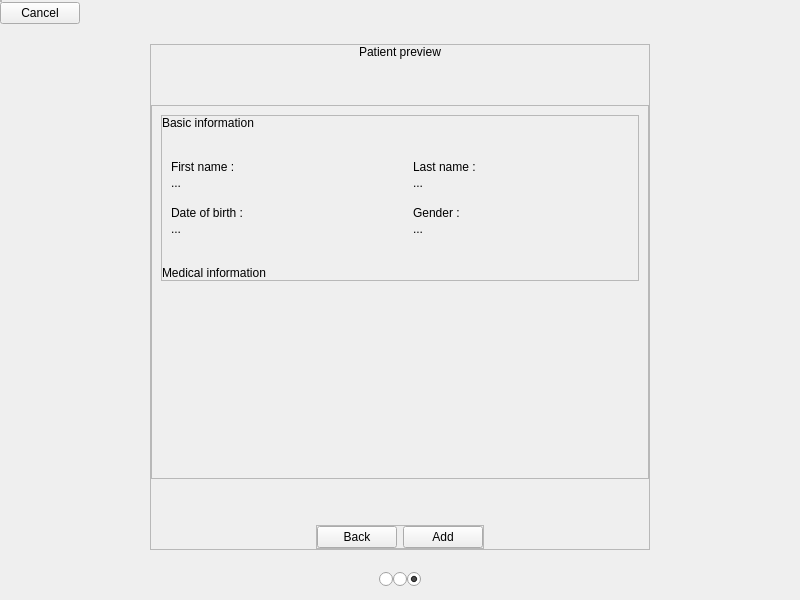
Before: the Qt Designer form skin application/skinApplication/src/views/ui/ui_upsert_patient_preview.ui in AgustinCartaya/SkinApplication, drawn with Qt 5.
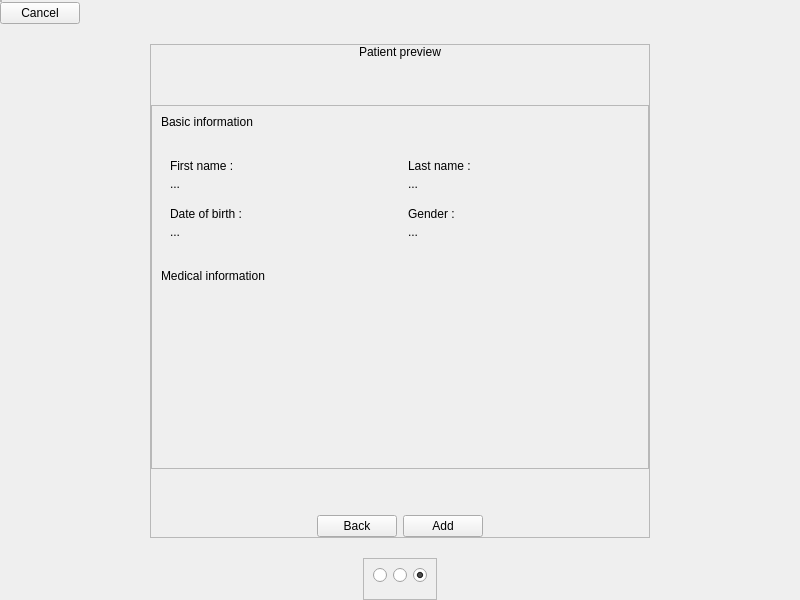
After: the same form once the commit is applied. Custom widgets are drawn as their Qt base class.

Commit message: layout scroll area problem fixed

Patch:
```diff
--- a/skin application/skinApplication/src/views/ui/ui_upsert_patient_preview.ui
+++ b/skin application/skinApplication/src/views/ui/ui_upsert_patient_preview.ui
@@ -33,7 +33,7 @@
     <number>0</number>
    </property>
    <property name="bottomMargin">
-    <number>10</number>
+    <number>0</number>
    </property>
    <item alignment="Qt::AlignLeft|Qt::AlignTop">
     <widget class="QFrame" name="c_navigator">
@@ -172,33 +172,17 @@
            <x>0</x>
            <y>0</y>
            <width>496</width>
-           <height>359</height>
+           <height>349</height>
           </rect>
          </property>
          <layout class="QVBoxLayout" name="verticalLayout_3">
           <item>
-           <widget class="QFrame" name="c_spacing_layout">
-            <property name="frameShape">
-             <enum>QFrame::StyledPanel</enum>
-            </property>
-            <property name="frameShadow">
-             <enum>QFrame::Raised</enum>
-            </property>
-            <layout class="QVBoxLayout" name="verticalLayout_4">
+           <layout class="QVBoxLayout" name="ly_patient_information_preview">
              <property name="spacing">
               <number>30</number>
              </property>
-             <property name="leftMargin">
-              <number>0</number>
-             </property>
-             <property name="topMargin">
-              <number>0</number>
-             </property>
              <property name="rightMargin">
-              <number>0</number>
-             </property>
-             <property name="bottomMargin">
-              <number>0</number>
+             <number>9</number>
              </property>
              <item>
               <layout class="QVBoxLayout" name="ly_basic_information">
@@ -234,7 +218,7 @@
                    <item>
                     <layout class="QVBoxLayout" name="ly_first_name">
                      <property name="spacing">
-                      <number>2</number>
+                     <number>4</number>
                      </property>
                      <property name="topMargin">
                       <number>0</number>
@@ -258,7 +242,7 @@
                    <item>
                     <layout class="QVBoxLayout" name="ly_birth_date">
                      <property name="spacing">
-                      <number>2</number>
+                     <number>4</number>
                      </property>
                      <property name="topMargin">
                       <number>0</number>
@@ -292,7 +276,7 @@
                    <item>
                     <layout class="QVBoxLayout" name="ly_last_name">
                      <property name="spacing">
-                      <number>2</number>
+                     <number>4</number>
                      </property>
                      <item>
                       <widget class="Label" name="lb_last_name">
@@ -313,7 +297,7 @@
                    <item>
                     <layout class="QVBoxLayout" name="ly_gender">
                      <property name="spacing">
-                      <number>2</number>
+                     <number>4</number>
                      </property>
                      <property name="topMargin">
                       <number>0</number>
@@ -368,13 +352,15 @@
               </layout>
              </item>
             </layout>
-           </widget>
           </item>
           <item>
            <spacer name="verticalSpacer_5">
             <property name="orientation">
              <enum>Qt::Vertical</enum>
             </property>
+            <property name="sizeType">
+             <enum>QSizePolicy::Expanding</enum>
+            </property>
             <property name="sizeHint" stdset="0">
              <size>
               <width>20</width>
@@ -403,27 +389,21 @@
         </property>
        </spacer>
       </item>
-      <item alignment="Qt::AlignHCenter">
-       <widget class="QFrame" name="c_buttons">
-        <property name="frameShape">
-         <enum>QFrame::StyledPanel</enum>
-        </property>
-        <property name="frameShadow">
-         <enum>QFrame::Raised</enum>
-        </property>
-        <layout class="QHBoxLayout" name="horizontalLayout_3">
-         <property name="leftMargin">
-          <number>0</number>
-         </property>
-         <property name="topMargin">
-          <number>0</number>
-         </property>
-         <property name="rightMargin">
-          <number>0</number>
-         </property>
-         <property name="bottomMargin">
-          <number>0</number>
-         </property>
+      <item>
+       <layout class="QHBoxLayout" name="ly_buttons">
+        <item>
+         <spacer name="horizontalSpacer">
+          <property name="orientation">
+           <enum>Qt::Horizontal</enum>
+          </property>
+          <property name="sizeHint" stdset="0">
+           <size>
+            <width>40</width>
+            <height>20</height>
+           </size>
+          </property>
+         </spacer>
+        </item>
          <item>
           <widget class="Button" name="bt_back">
            <property name="text">
@@ -438,33 +418,6 @@
            </property>
           </widget>
          </item>
-        </layout>
-       </widget>
-      </item>
-     </layout>
-    </widget>
-   </item>
-   <item>
-    <spacer name="verticalSpacer_4">
-     <property name="orientation">
-      <enum>Qt::Vertical</enum>
-     </property>
-     <property name="sizeType">
-      <enum>QSizePolicy::Fixed</enum>
-     </property>
-     <property name="sizeHint" stdset="0">
-      <size>
-       <width>20</width>
-       <height>20</height>
-      </size>
-     </property>
-    </spacer>
-   </item>
-   <item>
-    <layout class="QHBoxLayout" name="horizontalLayout_5">
-     <property name="topMargin">
-      <number>0</number>
-     </property>
      <item>
       <spacer name="horizontalSpacer_2">
        <property name="orientation">
@@ -478,6 +431,39 @@
        </property>
       </spacer>
      </item>
+       </layout>
+      </item>
+     </layout>
+    </widget>
+   </item>
+   <item>
+    <spacer name="verticalSpacer_4">
+     <property name="orientation">
+      <enum>Qt::Vertical</enum>
+     </property>
+     <property name="sizeType">
+      <enum>QSizePolicy::Fixed</enum>
+     </property>
+     <property name="sizeHint" stdset="0">
+      <size>
+       <width>20</width>
+       <height>20</height>
+      </size>
+     </property>
+    </spacer>
+   </item>
+   <item alignment="Qt::AlignHCenter">
+    <widget class="QFrame" name="c_rb_upsert_patient_views">
+     <property name="frameShape">
+      <enum>QFrame::StyledPanel</enum>
+     </property>
+     <property name="frameShadow">
+      <enum>QFrame::Raised</enum>
+     </property>
+     <layout class="QHBoxLayout" name="horizontalLayout_2">
+      <property name="bottomMargin">
+       <number>16</number>
+      </property>
      <item>
       <widget class="QRadioButton" name="i_upsert_patient_view">
        <property name="text">
@@ -502,20 +488,8 @@
        </property>
       </widget>
      </item>
-     <item>
-      <spacer name="horizontalSpacer">
-       <property name="orientation">
-        <enum>Qt::Horizontal</enum>
-       </property>
-       <property name="sizeHint" stdset="0">
-        <size>
-         <width>40</width>
-         <height>20</height>
-        </size>
-       </property>
-      </spacer>
-     </item>
-    </layout>
+     </layout>
+    </widget>
    </item>
   </layout>
  </widget>
```
Left out of the diff: 4 changed lines with no effect on the pictures. Lines whose indentation alone changed are shown as unchanged. The commit also changes 44 other files.
